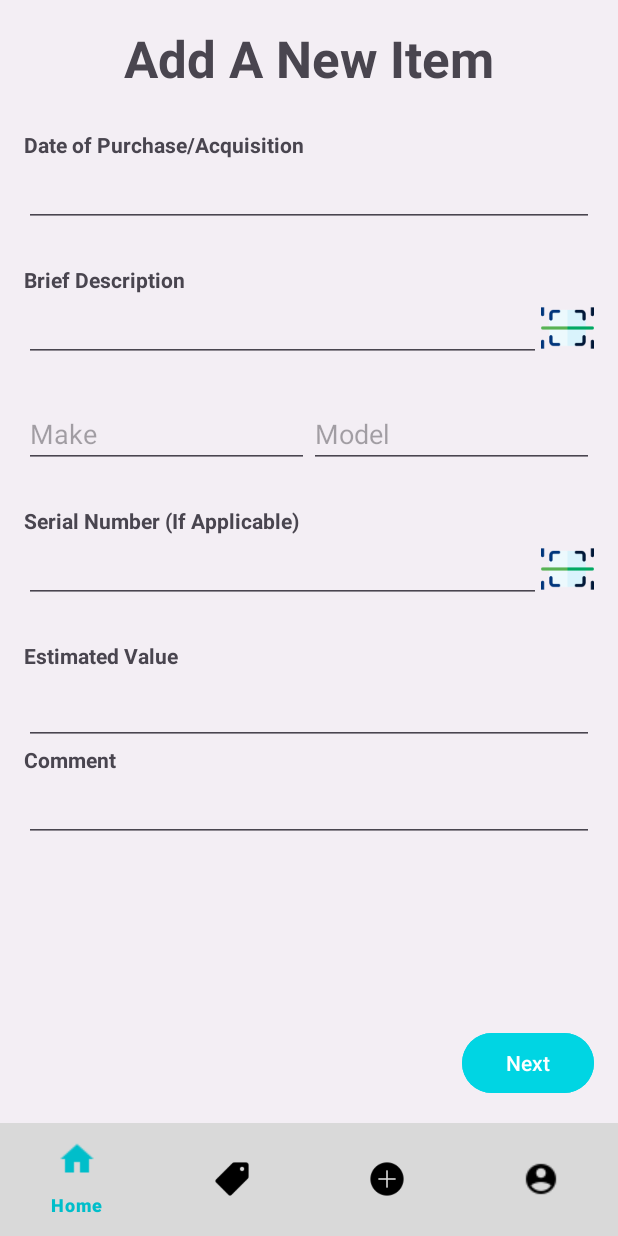
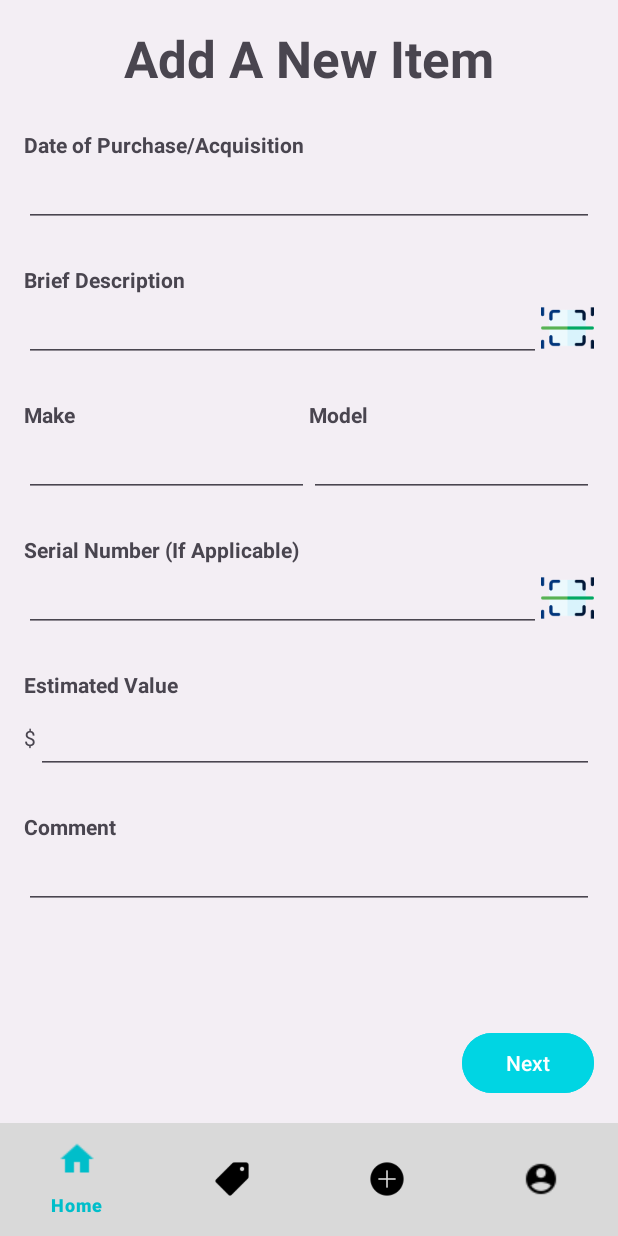
Before and after one commit to CMPUT301F23T06/SoftwareSolutionsSquad, an Android app: the fragment AddItemFragment placed in its activity, on a phone screen of 412 x 824 dp. Run offline under Robolectric (Android 15) with nearby library versions, the phone set to English and light mode, and no system bars; our stand-ins replace Firebase (no records; nobody signed in at launch, a user with empty details on screens opened directly).

Commit message:
Various design fixes/changes

```diff
--- a/app/src/main/res/layout/fragment_add_item.xml
+++ b/app/src/main/res/layout/fragment_add_item.xml
@@ -78,22 +78,39 @@
             android:layout_height="wrap_content"
             android:orientation="horizontal">
 
+            <TextView
+                android:layout_width="match_parent"
+                android:layout_height="wrap_content"
+                android:layout_weight="1"
+                android:text="Make"
+                android:textStyle="bold"/>
+            <TextView
+                android:layout_width="match_parent"
+                android:layout_height="wrap_content"
+                android:layout_weight="1"
+                android:text="Model"
+                android:textStyle="bold"/>
+
+        </LinearLayout>
+
+        <LinearLayout
+            android:layout_width="match_parent"
+            android:layout_height="wrap_content"
+            android:orientation="horizontal">
+
             <EditText
                 android:id="@+id/edtMake"
                 android:layout_width="0dp"
                 android:layout_height="wrap_content"
                 android:layout_marginBottom="25dp"
-                android:layout_weight="1"
-                android:hint="Make" />
+                android:layout_weight="1" />
 
             <EditText
                 android:id="@+id/edtModel"
                 android:layout_width="0dp"
                 android:layout_height="wrap_content"
                 android:layout_marginBottom="25dp"
-                android:layout_weight="1"
-                android:hint="Model" />
-
+                android:layout_weight="1" />
         </LinearLayout>
 
         <TextView
@@ -129,6 +146,13 @@
             android:layout_height="wrap_content"
             android:text="Estimated Value"
             android:textStyle="bold" />
+        <LinearLayout
+            android:layout_width="match_parent"
+            android:layout_height="wrap_content">
+            <TextView
+                android:layout_width="wrap_content"
+                android:layout_height="wrap_content"
+                android:text="$"/>
 
             <EditText
                 android:id="@+id/editTextNumberDecimal"
@@ -136,11 +160,12 @@
                 android:layout_height="50dp"
                 android:ems="10"
                 android:inputType="numberDecimal" />
-
+        </LinearLayout>
         <TextView
             android:layout_width="wrap_content"
             android:layout_height="wrap_content"
             android:text="Comment"
+            android:layout_marginTop="25dp"
             android:textStyle="bold" />
 
         <EditText
```
Also changed, not shown: app/src/main/res/layout/fragment_add_item_next.xml (+27 -28 lines), app/src/main/res/layout/fragment_home_layout.xml (+16 -5 lines), app/src/main/res/layout/fragment_profile_layout.xml (+13 -35 lines). Lines whose indentation alone changed are shown as unchanged.
